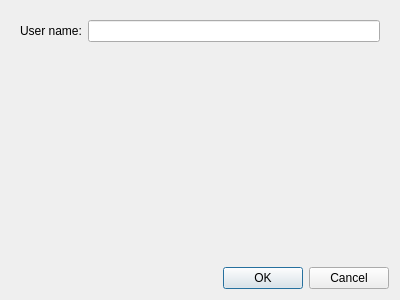
This is gui_client/AvatarSettingsDialog.ui in shipilovden/sub-metasiberia as Qt 5 draws it before an edit. The edited form follows.
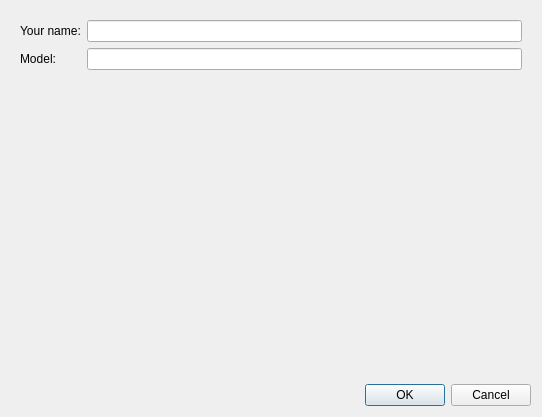
This is the edited form. Custom widgets are drawn as their Qt base class.

The edit to the form file:
```diff
--- a/gui_client/AvatarSettingsDialog.ui
+++ b/gui_client/AvatarSettingsDialog.ui
@@ -6,8 +6,8 @@
    <rect>
     <x>0</x>
     <y>0</y>
-    <width>400</width>
-    <height>300</height>
+    <width>542</width>
+    <height>417</height>
    </rect>
   </property>
   <property name="windowTitle">
@@ -22,30 +22,33 @@
        <verstretch>0</verstretch>
       </sizepolicy>
      </property>
-     <layout class="QHBoxLayout" name="horizontalLayout">
-      <item>
-       <widget class="QLabel" name="label">
-        <property name="text">
-         <string>User name:</string>
-        </property>
-       </widget>
+     <layout class="QFormLayout" name="formLayout">
+      <item row="4" column="0">
+       <widget class="QWidget" name="widget_2" native="true"/>
       </item>
-      <item>
+      <item row="1" column="1">
        <widget class="QLineEdit" name="usernameLineEdit"/>
       </item>
+      <item row="1" column="0">
+       <widget class="QLabel" name="label">
+        <property name="text">
+         <string>Your name:</string>
+        </property>
+       </widget>
+      </item>
+      <item row="2" column="1">
+       <widget class="FileSelectWidget" name="avatarSelectWidget"/>
+      </item>
+      <item row="2" column="0">
+       <widget class="QLabel" name="label_2">
+        <property name="text">
+         <string>Model:</string>
+        </property>
+       </widget>
+      </item>
      </layout>
     </widget>
    </item>
-   <item>
-    <widget class="FileSelectWidget" name="avatarSelectWidget" native="true">
-     <property name="maximumSize">
-      <size>
-       <width>16777215</width>
-       <height>20</height>
-      </size>
-     </property>
-    </widget>
-   </item>
    <item>
     <widget class="QWidget" name="centralWidget" native="true">
      <layout class="QVBoxLayout" name="verticalLayout_2">
@@ -70,7 +73,7 @@
  <customwidgets>
   <customwidget>
    <class>FileSelectWidget</class>
-   <extends>QWidget</extends>
+   <extends>QLineEdit</extends>
    <header>../qt/FileSelectWidget.h</header>
    <container>1</container>
   </customwidget>
```
Left out of the diff: 1 changed line with no effect on the pictures.
